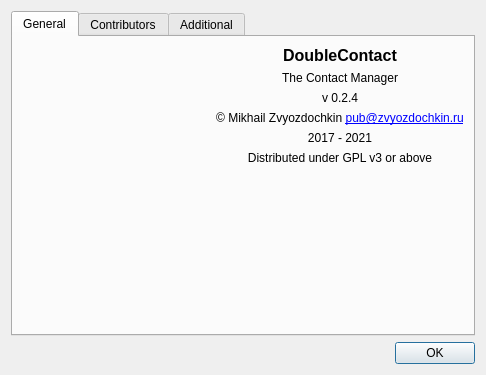
DarkHobbit/doublecontact, file app/aboutdialog.ui: the form before one commit.
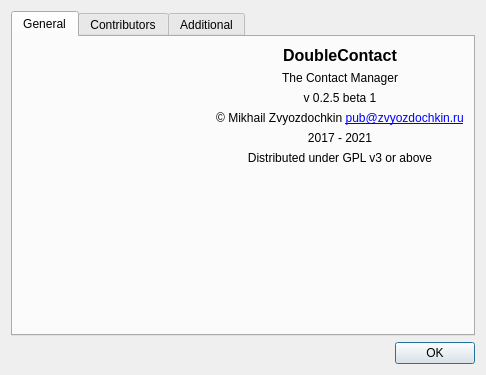
The form after the commit. Icons and pictures are not drawn.

The edit to the form file:
```diff
--- a/app/aboutdialog.ui
+++ b/app/aboutdialog.ui
@@ -68,7 +68,7 @@
            <item>
             <widget class="QLabel" name="lbVer">
              <property name="text">
-              <string notr="true">v 0.2.4</string>
+              <string notr="true">v 0.2.5 beta 1</string>
              </property>
              <property name="alignment">
               <set>Qt::AlignCenter</set>
```
